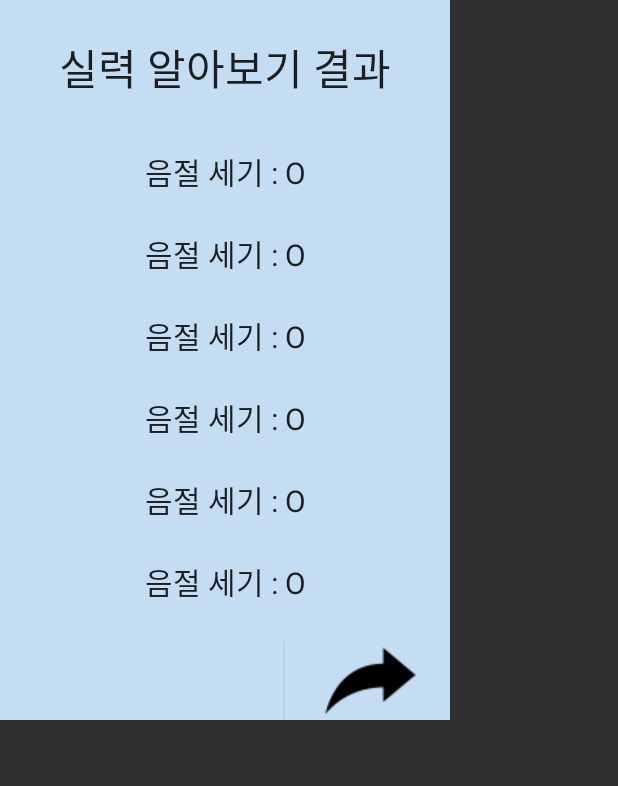
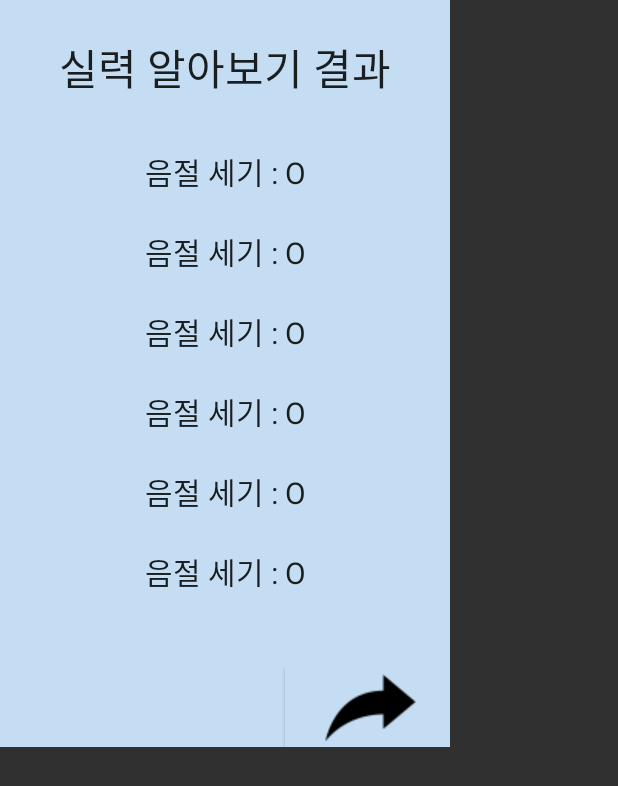
Before and after one commit to sukyung99/L_CURE, an Android app: the layout knowing_popup.xml on its own in the app's theme, with its tools: preview values and no code run, on a phone screen of 412 x 824 dp. Shown: the top 786 px of the screen. Run offline under Robolectric (Android 15) with nearby library versions, the phone set to English and light mode, and no system bars.

Commit message:
Update popup

```diff
--- a/app/src/main/res/layout/knowing_popup.xml
+++ b/app/src/main/res/layout/knowing_popup.xml
@@ -15,7 +15,7 @@
         android:layout_height="wrap_content">
 
         <TextView
-            android:id="@+id/textViewNotification"
+            android:id="@+id/textView1"
             android:textSize="28sp"
             android:textColor="#000"
             android:alpha="0.87"
@@ -25,15 +25,6 @@
             android:text="실력 알아보기 결과\n" />
 
         <TextView
-            android:id="@+id/textView1"
-            android:textSize="20sp"
-            android:textColor="#000"
-            android:alpha="0.87"
-            android:gravity="center"
-            android:layout_width="match_parent"
-            android:layout_height="wrap_content"
-            android:text="음절 세기 : O\n" />
-        <TextView
             android:id="@+id/textView2"
             android:textSize="20sp"
             android:textColor="#000"
@@ -41,44 +32,7 @@
             android:gravity="center"
             android:layout_width="match_parent"
             android:layout_height="wrap_content"
-            android:text="음절 세기 : O\n" />
-        <TextView
-            android:id="@+id/textView3"
-            android:textSize="20sp"
-            android:textColor="#000"
-            android:alpha="0.87"
-            android:gravity="center"
-            android:layout_width="match_parent"
-            android:layout_height="wrap_content"
-            android:text="음절 세기 : O\n" />
-        <TextView
-            android:id="@+id/textView4"
-            android:textSize="20sp"
-            android:textColor="#000"
-            android:alpha="0.87"
-            android:gravity="center"
-            android:layout_width="match_parent"
-            android:layout_height="wrap_content"
-            android:text="음절 세기 : O\n" />
-        <TextView
-            android:id="@+id/textView5"
-            android:textSize="20sp"
-            android:textColor="#000"
-            android:alpha="0.87"
-            android:gravity="center"
-            android:layout_width="match_parent"
-            android:layout_height="wrap_content"
-            android:text="음절 세기 : O\n" />
-        <TextView
-            android:id="@+id/textView6"
-            android:textSize="20sp"
-            android:textColor="#000"
-            android:alpha="0.87"
-            android:gravity="center"
-            android:layout_width="match_parent"
-            android:layout_height="wrap_content"
-            android:text="음절 세기 : O" />
-
+            android:text="음절 세기 : O\n\n음절 세기 : O\n\n음절 세기 : O\n\n음절 세기 : O\n\n음절 세기 : O\n\n음절 세기 : O\n" />
 
     </LinearLayout>
 
```
Also changed, not shown: app/src/main/java/com/cnu_helper/l_cure/PopupActivity.java (+17 -12 lines).
